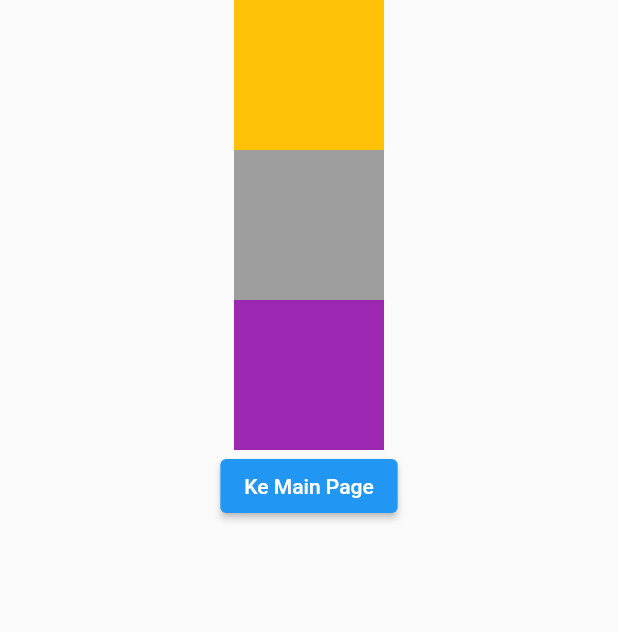
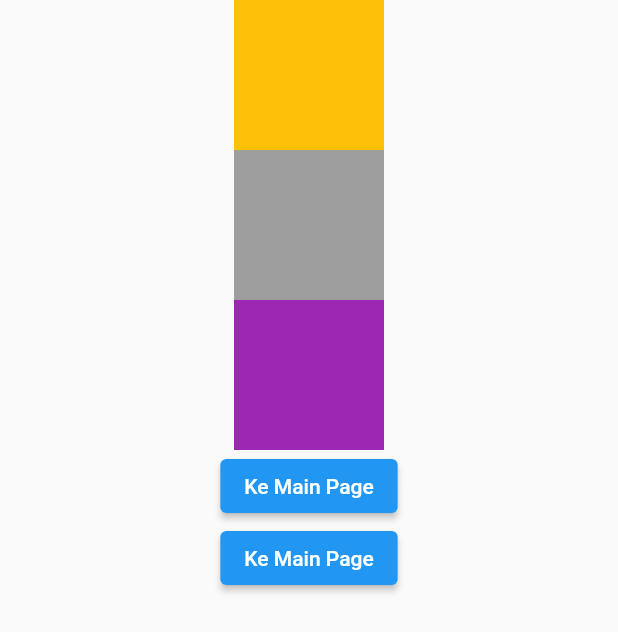
Before and after one commit to mindatama/GIT, a Flutter app: the screen it shows after launch, on a phone screen of 412 x 824 dp. Shown: the top 632 px of the screen. Run offline on Flutter 3.47's test engine with Material 2 defaults, Android fonts, the phone set to English and light mode, and no system bars.

Commit message:
hello_world_flutter lib/login_page.dart tambah fourth_page.dart

```diff
--- a/hello_world_flutter/lib/login_page.dart
+++ b/hello_world_flutter/lib/login_page.dart
@@ -1,4 +1,5 @@
 import 'package:flutter/material.dart';
+import 'package:hello_world_flutter/fourth_page.dart';
 import 'package:hello_world_flutter/main_page.dart';
 
 class LoginPage extends StatelessWidget {
@@ -41,7 +42,21 @@ class LoginPage extends StatelessWidget {
                 return MainPage();
               }));
             },
-        )),
+          ),
+        ),
+      ),
+      Container(
+        child: Center(
+          child: ElevatedButton(
+            child: Text("Ke Main Page"),
+            onPressed: () {
+              Navigator.pushReplacement(context,
+                  MaterialPageRoute(builder: (context) {
+                return FourthPage();
+              }));
+            },
+          ),
+        ),
       ),
     ];
   }
```
Lines whose indentation alone changed are shown as unchanged.
